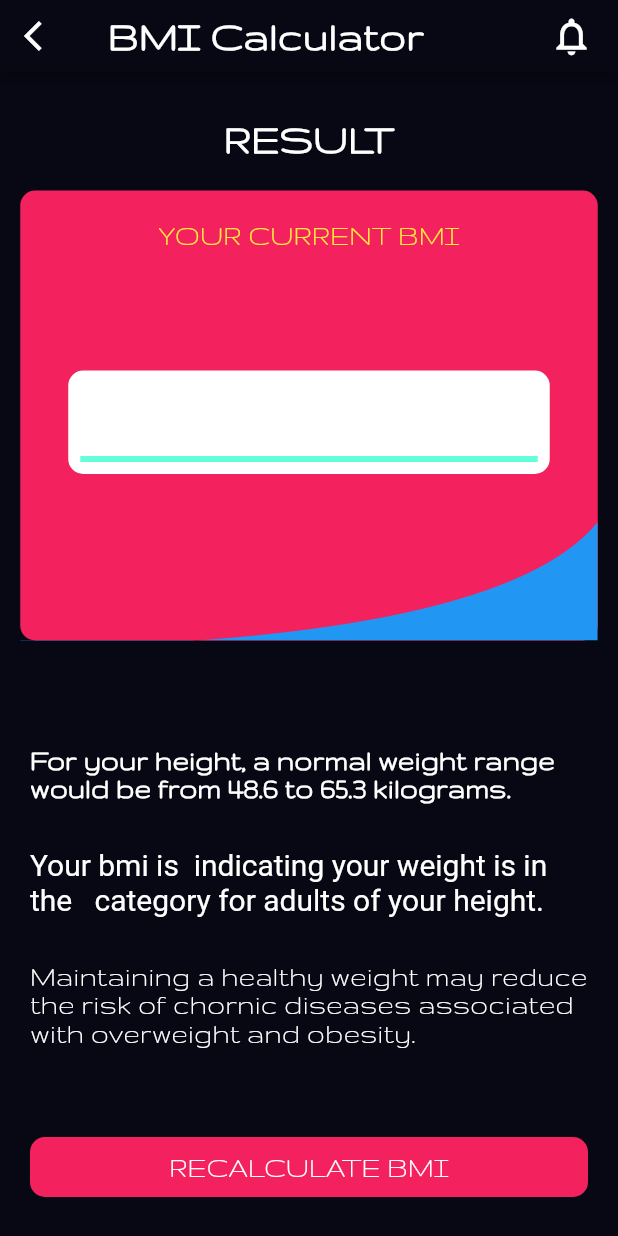
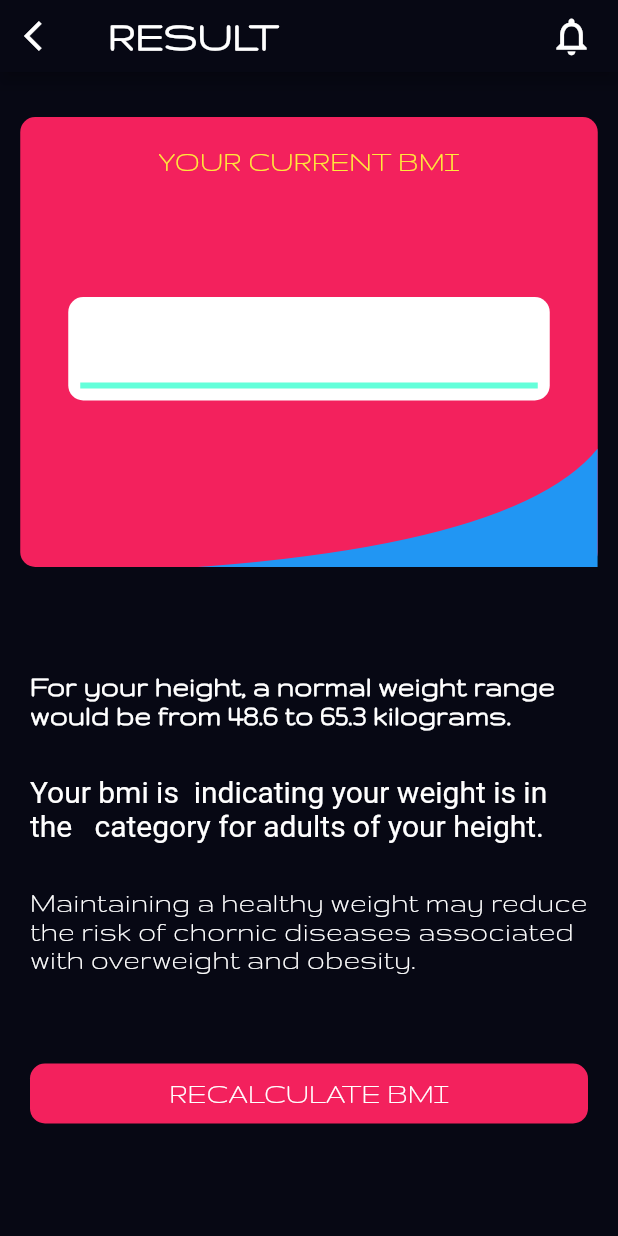
Before and after one commit to tevi666/BMI-CALCULATE-2.0, a Flutter app: the ResultScreen screen opened directly with empty values, on a phone screen of 412 x 824 dp. Run offline on Flutter 3.47's test engine with Material 2 defaults, Android fonts, the phone set to English and light mode, and no system bars.

Commit message:
fixed title result page

```diff
--- a/lib/screens/bmi_screens.dart
+++ b/lib/screens/bmi_screens.dart
@@ -69,6 +69,7 @@ class _BmiScreensState extends State<BmiScreens> {
     return Scaffold(
       appBar: const HomeAppBar(
         icon: Icons.menu,
+        name: AppTexts.appTitle,
       ),
       body: Column(
         children: [
--- a/lib/screens/result_screen.dart
+++ b/lib/screens/result_screen.dart
@@ -1,3 +1,4 @@
+import 'package:bmi_calculate/app/constants/app_texts.dart';
 import 'package:flutter/material.dart';
 import '../widgets/home_app_bar.dart';
 import '../widgets/res_body_widgets.dart';
@@ -19,6 +20,7 @@ class ResultScreen extends StatelessWidget {
   Widget build(BuildContext context) {
     return Scaffold(
       appBar: const HomeAppBar(
+        name: AppTexts.result,
         icon: Icons.arrow_back_ios,
       ),
       body: ResBody(
--- a/lib/widgets/home_app_bar.dart
+++ b/lib/widgets/home_app_bar.dart
@@ -5,8 +5,9 @@ import '../app/constants/app_text_style.dart';
 import '../app/constants/app_texts.dart';
 
 class HomeAppBar extends StatelessWidget with PreferredSizeWidget {
-  const HomeAppBar({Key? key, this.icon}) : super(key: key);
+  const HomeAppBar({Key? key, this.icon, required this.name}) : super(key: key);
   final IconData? icon;
+  final String name;
   @override
   Widget build(BuildContext context) {
     return PreferredSize(
@@ -14,7 +15,7 @@ class HomeAppBar extends StatelessWidget with PreferredSizeWidget {
       child: AppBar(
         leading: Icon(icon!),
         title: Text(
-          AppTexts.appTitle,
+          name,
           style: AppTextStyles.w30b,
           textAlign: TextAlign.end,
         ),
--- a/lib/widgets/res_body_widgets.dart
+++ b/lib/widgets/res_body_widgets.dart
@@ -3,7 +3,6 @@ import 'package:bmi_calculate/app/constants/app_sized_box.dart';
 import 'package:bmi_calculate/widgets/re_calc_btn_widgets.dart';
 import 'package:bmi_calculate/widgets/res_big_box_container_widgets.dart';
 import 'package:bmi_calculate/widgets/res_title_one_widgets.dart';
-import 'package:bmi_calculate/widgets/res_title_result_center_widgets.dart';
 import 'package:bmi_calculate/widgets/res_title_three_widgets.dart';
 import 'package:bmi_calculate/widgets/res_title_two_widgets.dart';
 import 'package:flutter/material.dart';
@@ -26,11 +25,13 @@ class ResBody extends StatelessWidget {
   Widget build(BuildContext context) {
     return Column(
       children: [
-        const ResTitleResultCenter(),
-        ResBigBoxContainer(
-          bmi: bmi,
-          category: category,
-          color: colors,
+        Padding(
+          padding:AppPaddings.t10,
+          child: ResBigBoxContainer(
+            bmi: bmi,
+            category: category,
+            color: colors,
+          ),
         ),
         AppSizedBox.h20,
         const ResTitleOne(),
--- a/lib/widgets/res_title_result_center_widgets.dart
+++ /dev/null
@@ -1,21 +0,0 @@
-import 'package:bmi_calculate/app/constants/app_text_style.dart';
-import 'package:flutter/material.dart';
-import '../app/constants/app_paddings.dart';
-import '../app/constants/app_texts.dart';
-
-class ResTitleResultCenter extends StatelessWidget {
-  const ResTitleResultCenter({
-    super.key,
-  });
-
-  @override
-  Widget build(BuildContext context) {
-    return Padding(
-      padding: AppPaddings.t30,
-      child: Text(
-        AppTexts.result,
-        style: AppTextStyles.w30b,
-      ),
-    );
-  }
-}
```
